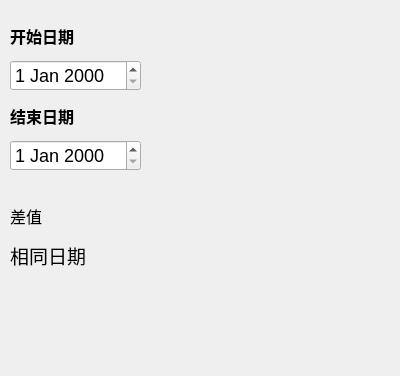
This is datecalc.ui in shen-25/qt-calculator as Qt 5 draws it before an edit. The edited form follows.
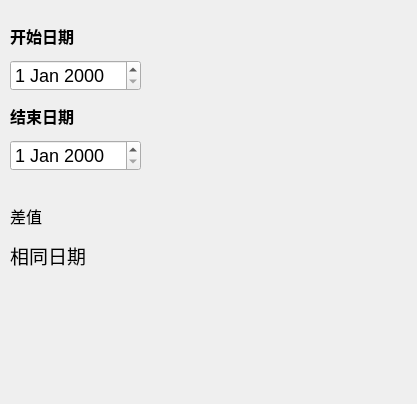
This is the edited form.

Diff of the .ui file:
```diff
--- a/datecalc.ui
+++ b/datecalc.ui
@@ -6,8 +6,8 @@
    <rect>
     <x>0</x>
     <y>0</y>
-    <width>400</width>
-    <height>376</height>
+    <width>417</width>
+    <height>404</height>
    </rect>
   </property>
   <property name="windowTitle">
```
